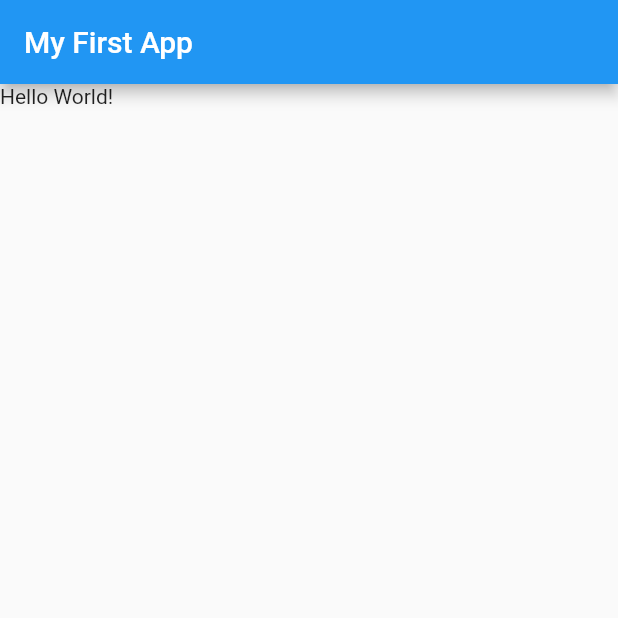
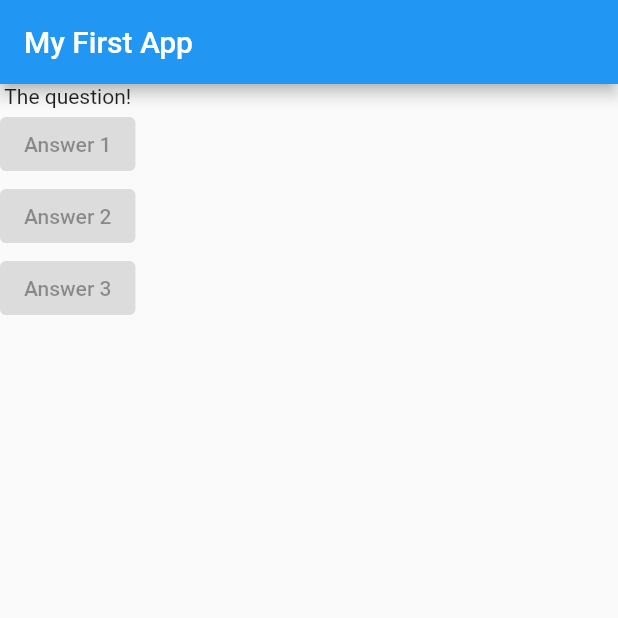
Before and after one commit to rodrigodsluz/flutter_complete_guide, a Flutter app: the screen it shows after launch, on a phone screen of 412 x 824 dp, the top half of it. Run offline on Flutter 3.47's test engine with Material 2 defaults, Android fonts, the phone set to English and light mode, and no system bars.

Commit message:
feat: add layout widgets

```diff
--- a/lib/main.dart
+++ b/lib/main.dart
@@ -10,7 +10,23 @@ class MyApp extends StatelessWidget {
         appBar: AppBar(
           title: Text('My First App'),
         ),
-        body: Text('Hello World!'),
+        body: Column(
+          children: [
+            Text('The question!'),
+            ElevatedButton(
+              child: Text('Answer 1'),
+              onPressed: null,
+            ),
+            ElevatedButton(
+              child: Text('Answer 2'),
+              onPressed: null,
+            ),
+            ElevatedButton(
+              child: Text('Answer 3'),
+              onPressed: null,
+            ),
+          ],
+        ),
       ),
     );
   }
```
